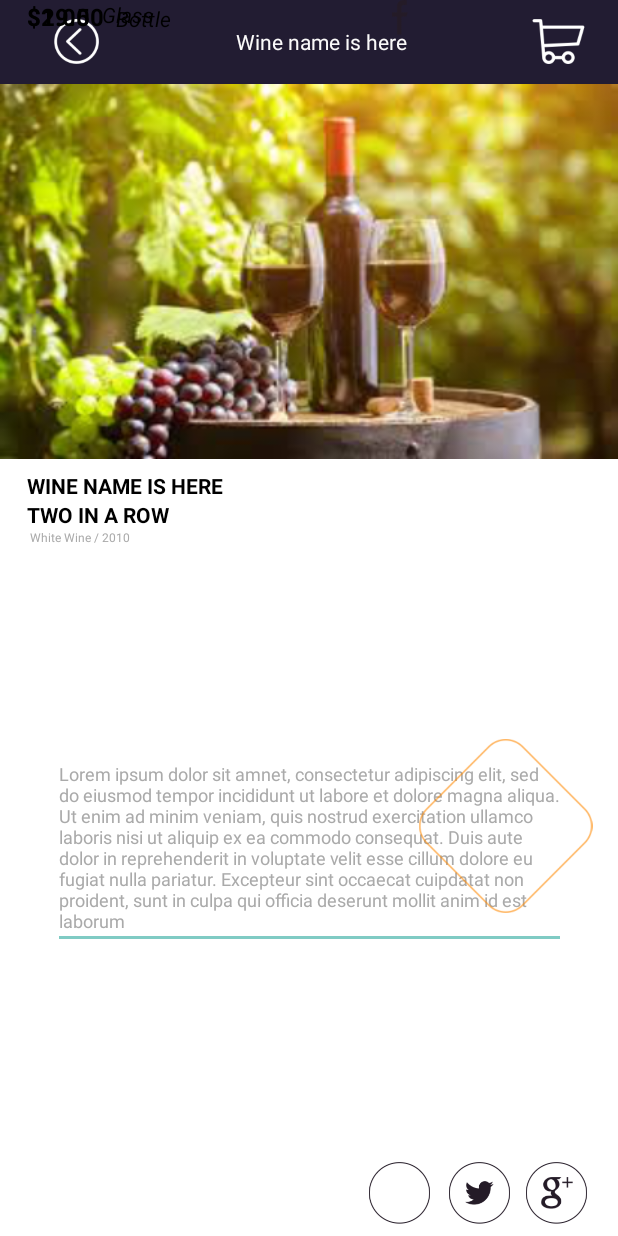
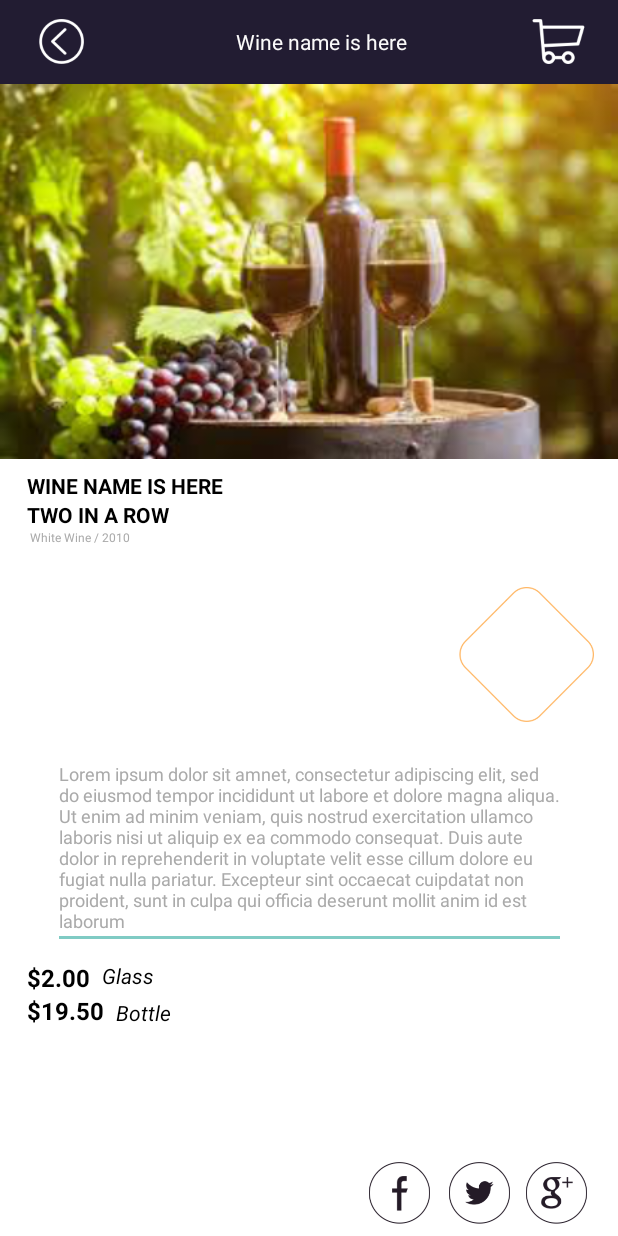
Before and after one commit to TomTisdallOU/cse4230-Homework2, an Android app: the layout wine_page.xml on its own in the app's theme, with its tools: preview values and no code run, on a phone screen of 412 x 824 dp. Run offline under Robolectric (Android 15) with nearby library versions, the phone set to English and light mode, and no system bars.

Commit message:
Cleaned up some errors in the 3 screens

```diff
--- a/app/src/main/res/layout/wine_page.xml
+++ b/app/src/main/res/layout/wine_page.xml
@@ -7,7 +7,7 @@
     android:background="@android:color/white">
 
     <android.support.v7.widget.Toolbar xmlns:android="http://schemas.android.com/apk/res/android"
-        android:id="@+id/my_toolbar"
+        android:id="@+id/titleToolbar"
         android:layout_width="match_parent"
 
         android:layout_height="?attr/actionBarSize"
@@ -20,15 +20,17 @@
             android:layout_height="match_parent">
 
             <ImageView
+                android:id="@+id/arrowImageView"
                 android:layout_width="wrap_content"
                 android:layout_height="30dp"
                 android:layout_alignParentStart="true"
                 android:layout_centerVertical="true"
-                android:layout_marginStart="0dp"
+                android:layout_marginStart="-10dp"
                 android:contentDescription="Burger Menu"
                 android:src="@drawable/arrow" />
 
             <TextView
+                android:id="@+id/wineTitleTextView"
                 android:layout_width="192dp"
                 android:layout_height="30dp"
                 android:layout_centerInParent="true"
@@ -38,6 +40,7 @@
                 android:textSize="14sp" />
 
             <ImageView
+                android:id="@+id/addToCartImageView"
                 android:layout_width="wrap_content"
                 android:layout_height="30dp"
                 android:layout_alignParentRight="true"
@@ -49,35 +52,38 @@
     </android.support.v7.widget.Toolbar>
 
     <ImageView
-        android:id="@+id/imageView2"
+        android:id="@+id/wineImageView"
         android:layout_width="0dp"
         android:layout_height="250dp"
         android:scaleType="fitXY"
         app:layout_constraintEnd_toEndOf="parent"
         app:layout_constraintHorizontal_bias="1.0"
         app:layout_constraintStart_toStartOf="parent"
-        app:layout_constraintTop_toBottomOf="@+id/my_toolbar"
+        app:layout_constraintTop_toBottomOf="@+id/titleToolbar"
         app:srcCompat="@drawable/wine" />
 
     <ImageView
-        android:id="@+id/imageView6"
+        android:id="@+id/facebookImageView"
         android:layout_width="wrap_content"
         android:layout_height="23dp"
         android:layout_alignParentEnd="true"
-        android:layout_below="@+id/textView5"
+        android:layout_below="@+id/threeDollarTextView"
+        android:layout_marginBottom="8dp"
         android:layout_marginEnd="8dp"
         android:layout_marginStart="8dp"
-        app:layout_constraintEnd_toEndOf="@+id/imageView3"
-        app:layout_constraintStart_toStartOf="@+id/imageView3"
-        app:srcCompat="@drawable/facebook_icon_black"
-        tools:layout_editor_absoluteY="528dp" />
+        android:layout_marginTop="8dp"
+        app:layout_constraintBottom_toBottomOf="@+id/outsideFacebookImageView"
+        app:layout_constraintEnd_toEndOf="@+id/outsideFacebookImageView"
+        app:layout_constraintStart_toStartOf="@+id/outsideFacebookImageView"
+        app:layout_constraintTop_toTopOf="@+id/outsideFacebookImageView"
+        app:srcCompat="@drawable/facebook_icon_black" />
 
     <TextView
-        android:id="@+id/textView2"
+        android:id="@+id/wineNameTextView"
         android:layout_width="wrap_content"
         android:layout_height="wrap_content"
-        android:layout_alignBottom="@+id/textView"
-        android:layout_alignStart="@+id/editText"
+        android:layout_alignBottom="@+id/twoInARowTextView"
+        android:layout_alignStart="@+id/descriptionEditText"
         android:layout_marginStart="8dp"
         android:layout_marginTop="8dp"
         android:paddingStart="10dp"
@@ -85,57 +91,57 @@
         android:textColor="@android:color/black"
         android:textStyle="bold"
         app:layout_constraintStart_toStartOf="parent"
-        app:layout_constraintTop_toBottomOf="@+id/imageView2" />
+        app:layout_constraintTop_toBottomOf="@+id/wineImageView" />
 
     <TextView
-        android:id="@+id/textView3"
+        android:id="@+id/twoInARowTextView"
         android:layout_width="wrap_content"
         android:layout_height="wrap_content"
-        android:layout_alignStart="@+id/textView2"
-        android:layout_below="@+id/textView2"
+        android:layout_alignStart="@+id/wineNameTextView"
+        android:layout_below="@+id/wineNameTextView"
         android:layout_marginStart="8dp"
         android:paddingStart="10dp"
         android:text="TWO IN A ROW"
         android:textColor="@android:color/black"
         android:textStyle="bold"
         app:layout_constraintStart_toStartOf="parent"
-        app:layout_constraintTop_toBottomOf="@+id/textView2" />
+        app:layout_constraintTop_toBottomOf="@+id/wineNameTextView" />
 
     <TextView
-        android:id="@+id/textView4"
+        android:id="@+id/redWineTextView"
         android:layout_width="wrap_content"
         android:layout_height="wrap_content"
-        android:layout_alignStart="@+id/textView2"
-        android:layout_below="@+id/textView3"
+        android:layout_alignStart="@+id/wineNameTextView"
+        android:layout_below="@+id/twoInARowTextView"
         android:layout_marginStart="8dp"
         android:paddingStart="12dp"
         android:text="White Wine / 2010"
         android:textColor="@android:color/darker_gray"
         android:textSize="8sp"
         app:layout_constraintStart_toStartOf="parent"
-        app:layout_constraintTop_toBottomOf="@+id/textView3" />
+        app:layout_constraintTop_toBottomOf="@+id/twoInARowTextView" />
 
     <ImageView
-        android:id="@+id/imageView7"
+        android:id="@+id/googleImageView"
         android:layout_width="24dp"
         android:layout_height="21dp"
         android:layout_alignParentEnd="true"
-        android:layout_alignTop="@+id/textView7"
+        android:layout_alignTop="@+id/nineteenFiftyTextView"
         android:layout_marginBottom="8dp"
         android:layout_marginEnd="8dp"
         android:layout_marginStart="8dp"
         android:layout_marginTop="8dp"
-        app:layout_constraintBottom_toBottomOf="@+id/orangeSquareImageView"
-        app:layout_constraintEnd_toEndOf="@+id/orangeSquareImageView"
-        app:layout_constraintStart_toStartOf="@+id/orangeSquareImageView"
-        app:layout_constraintTop_toTopOf="@+id/orangeSquareImageView"
+        app:layout_constraintBottom_toBottomOf="@+id/outsideGoogleImageView"
+        app:layout_constraintEnd_toEndOf="@+id/outsideGoogleImageView"
+        app:layout_constraintStart_toStartOf="@+id/outsideGoogleImageView"
+        app:layout_constraintTop_toTopOf="@+id/outsideGoogleImageView"
         app:srcCompat="@drawable/google_icon_black" />
 
     <EditText
-        android:id="@+id/editText"
+        android:id="@+id/descriptionEditText"
         android:layout_width="342dp"
         android:layout_height="135dp"
-        android:layout_below="@+id/textView4"
+        android:layout_below="@+id/redWineTextView"
         android:layout_centerHorizontal="true"
         android:layout_marginBottom="8dp"
         android:layout_marginEnd="8dp"
@@ -149,58 +155,59 @@
         app:layout_constraintBottom_toBottomOf="parent"
         app:layout_constraintEnd_toEndOf="parent"
         app:layout_constraintStart_toStartOf="parent"
-        app:layout_constraintTop_toBottomOf="@+id/imageView2" />
+        app:layout_constraintTop_toBottomOf="@+id/wineImageView" />
 
     <TextView
-        android:id="@+id/textView5"
+        android:id="@+id/threeDollarTextView"
         android:layout_width="wrap_content"
         android:layout_height="wrap_content"
         android:layout_alignParentBottom="true"
         android:layout_alignParentStart="true"
         android:layout_marginStart="8dp"
+        android:layout_marginTop="8dp"
         android:paddingStart="10dp"
         android:text="$2.00"
         android:textColor="@android:color/black"
         android:textSize="16sp"
         android:textStyle="bold"
         app:layout_constraintStart_toStartOf="parent"
-        tools:layout_editor_absoluteY="511dp" />
+        app:layout_constraintTop_toBottomOf="@+id/descriptionEditText" />
 
     <TextView
-        android:id="@+id/textView6"
+        android:id="@+id/glassTextView"
         android:layout_width="wrap_content"
         android:layout_height="wrap_content"
-        android:layout_alignBottom="@+id/textView5"
+        android:layout_alignBottom="@+id/threeDollarTextView"
         android:layout_marginStart="8dp"
-        android:layout_toEndOf="@+id/textView7"
+        android:layout_toEndOf="@+id/nineteenFiftyTextView"
         android:text="Glass"
         android:textColor="@android:color/black"
         android:textStyle="italic"
-        app:layout_constraintStart_toEndOf="@+id/textView5"
-        app:layout_constraintTop_toTopOf="@+id/textView5" />
+        app:layout_constraintStart_toEndOf="@+id/threeDollarTextView"
+        app:layout_constraintTop_toTopOf="@+id/threeDollarTextView" />
 
     <ImageView
-        android:id="@+id/imageView8"
+        android:id="@+id/twittterImageView"
         android:layout_width="19dp"
         android:layout_height="24dp"
         android:layout_alignParentEnd="true"
-        android:layout_below="@+id/textView5"
+        android:layout_below="@+id/threeDollarTextView"
         android:layout_marginBottom="8dp"
         android:layout_marginEnd="8dp"
         android:layout_marginStart="8dp"
         android:layout_marginTop="8dp"
-        app:layout_constraintBottom_toBottomOf="@+id/imageView5"
-        app:layout_constraintEnd_toEndOf="@+id/imageView5"
-        app:layout_constraintStart_toStartOf="@+id/imageView5"
-        app:layout_constraintTop_toTopOf="@+id/imageView5"
+        app:layout_constraintBottom_toBottomOf="@+id/outsideTwitterImageView"
+        app:layout_constraintEnd_toEndOf="@+id/outsideTwitterImageView"
+        app:layout_constraintStart_toStartOf="@+id/outsideTwitterImageView"
+        app:layout_constraintTop_toTopOf="@+id/outsideTwitterImageView"
         app:srcCompat="@drawable/twitter_icon_black" />
 
     <TextView
-        android:id="@+id/textView7"
+        android:id="@+id/nineteenFiftyTextView"
         android:layout_width="wrap_content"
         android:layout_height="wrap_content"
         android:layout_alignParentBottom="true"
-        android:layout_alignStart="@+id/textView5"
+        android:layout_alignStart="@+id/threeDollarTextView"
         android:layout_marginStart="8dp"
         android:paddingStart="10dp"
         android:text="$19.50"
@@ -208,26 +215,26 @@
         android:textSize="16sp"
         android:textStyle="bold"
         app:layout_constraintStart_toStartOf="parent"
-        tools:layout_editor_absoluteY="533dp" />
+        app:layout_constraintTop_toBottomOf="@+id/threeDollarTextView" />
 
     <TextView
-        android:id="@+id/textView9"
+        android:id="@+id/bottleTextView"
         android:layout_width="wrap_content"
         android:layout_height="wrap_content"
-        android:layout_alignBottom="@+id/textView7"
+        android:layout_alignBottom="@+id/nineteenFiftyTextView"
         android:layout_alignParentStart="true"
         android:layout_marginStart="8dp"
         android:text="Bottle"
         android:textColor="@android:color/black"
         android:textStyle="italic"
-        app:layout_constraintBottom_toBottomOf="@+id/textView7"
-        app:layout_constraintStart_toEndOf="@+id/textView7" />
+        app:layout_constraintBottom_toBottomOf="@+id/nineteenFiftyTextView"
+        app:layout_constraintStart_toEndOf="@+id/nineteenFiftyTextView" />
 
     <ImageView
-        android:id="@+id/orangeSquareImageView"
+        android:id="@+id/outsideGoogleImageView"
         android:layout_width="51dp"
         android:layout_height="41dp"
-        android:layout_alignEnd="@+id/imageView4"
+        android:layout_alignEnd="@+id/outsideTwitterImageView"
         android:layout_alignParentBottom="true"
         android:layout_marginBottom="8dp"
         android:layout_marginEnd="15dp"
@@ -236,60 +243,62 @@
         app:srcCompat="@drawable/circle_icon_black" />
 
     <ImageView
-        android:id="@+id/imageView5"
+        android:id="@+id/outsideTwitterImageView"
         android:layout_width="51dp"
         android:layout_height="41dp"
-        android:layout_alignTop="@+id/orangeSquareImageView"
+        android:layout_alignTop="@+id/outsideGoogleImageView"
         android:layout_marginBottom="8dp"
-        android:layout_toStartOf="@+id/imageView3"
+        android:layout_toStartOf="@+id/outsideFacebookImageView"
         android:paddingEnd="0dp"
         app:layout_constraintBottom_toBottomOf="parent"
-        app:layout_constraintEnd_toStartOf="@+id/orangeSquareImageView"
+        app:layout_constraintEnd_toStartOf="@+id/outsideGoogleImageView"
         app:srcCompat="@drawable/circle_icon_black" />
 
     <ImageView
-        android:id="@+id/imageView3"
+        android:id="@+id/outsideFacebookImageView"
         android:layout_width="51dp"
         android:layout_height="41dp"
-        android:layout_alignTop="@+id/orangeSquareImageView"
+        android:layout_alignTop="@+id/outsideGoogleImageView"
         android:layout_marginBottom="8dp"
         android:layout_marginEnd="2dp"
-        android:layout_toStartOf="@+id/orangeSquareImageView"
+        android:layout_toStartOf="@+id/outsideGoogleImageView"
         app:layout_constraintBottom_toBottomOf="parent"
-        app:layout_constraintEnd_toStartOf="@+id/imageView5"
+        app:layout_constraintEnd_toStartOf="@+id/outsideTwitterImageView"
         app:srcCompat="@drawable/circle_icon_black" />
 
-    <RelativeLayout
-        android:layout_width="match_parent"
-        android:layout_height="match_parent"
-        tools:layout_editor_absoluteX="16dp"
-        tools:layout_editor_absoluteY="16dp">
 
     <ImageView
-            android:id="@+id/imageView4"
+        android:id="@+id/orangeSquareImageView"
         android:layout_width="122dp"
-            android:layout_height="116dp"
+        android:layout_height="90dp"
         android:layout_alignParentBottom="true"
         android:layout_alignParentEnd="true"
-            android:layout_marginBottom="215dp"
-            android:layout_marginEnd="14dp"
+        android:layout_marginBottom="16dp"
         android:backgroundTint="@android:color/holo_orange_dark"
         android:backgroundTintMode="src_over"
         android:tint="@android:color/holo_orange_dark"
+        app:layout_constraintBottom_toTopOf="@+id/descriptionEditText"
         app:layout_constraintEnd_toEndOf="parent"
-            app:srcCompat="@drawable/active_icons_line2"
-            tools:layout_editor_absoluteY="272dp" />
+        app:srcCompat="@drawable/active_icons_line2" />
 
     <TextView
-            android:id="@+id/textView"
-            android:layout_width="54dp"
-            android:layout_height="50dp"
+        android:id="@+id/bestPriceTextView"
+        android:layout_width="51dp"
+        android:layout_height="45dp"
         android:layout_alignParentEnd="true"
         android:layout_centerVertical="true"
-            android:layout_marginEnd="47dp"
+        android:layout_marginBottom="8dp"
+        android:layout_marginEnd="8dp"
+        android:layout_marginStart="8dp"
+        android:layout_marginTop="8dp"
         android:text="BEST PRICE"
-            android:textSize="18sp" />
+        android:textAlignment="center"
+        android:textColor="@android:color/white"
+        android:textSize="18sp"
+        app:layout_constraintBottom_toBottomOf="@+id/orangeSquareImageView"
+        app:layout_constraintEnd_toEndOf="@+id/orangeSquareImageView"
+        app:layout_constraintStart_toStartOf="@+id/orangeSquareImageView"
+        app:layout_constraintTop_toTopOf="@+id/orangeSquareImageView" />
 
-    </RelativeLayout>
 
 </android.support.constraint.ConstraintLayout>
```
Also changed, not shown: app/src/main/res/layout/food_menu.xml (+47 -45 lines), app/src/main/res/layout/wine_list.xml (+110 -86 lines). Lines whose indentation alone changed are shown as unchanged.
